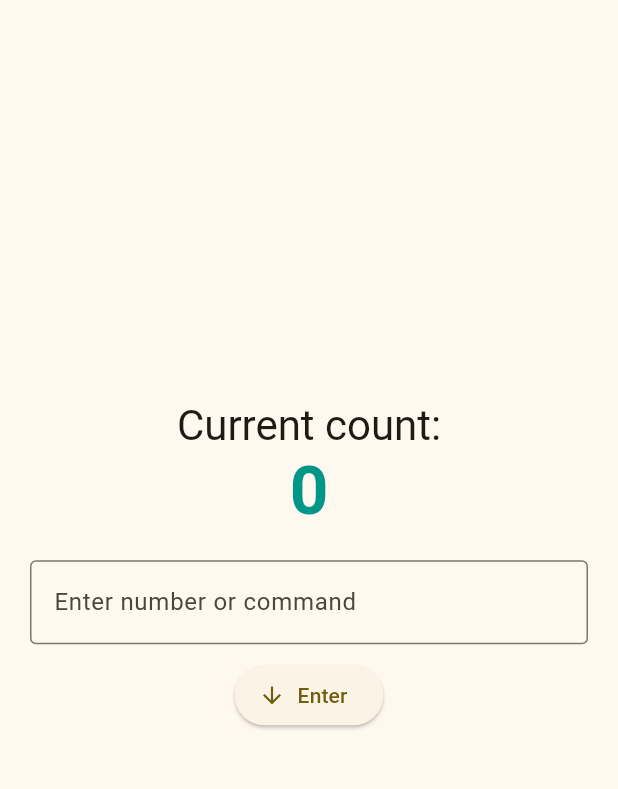
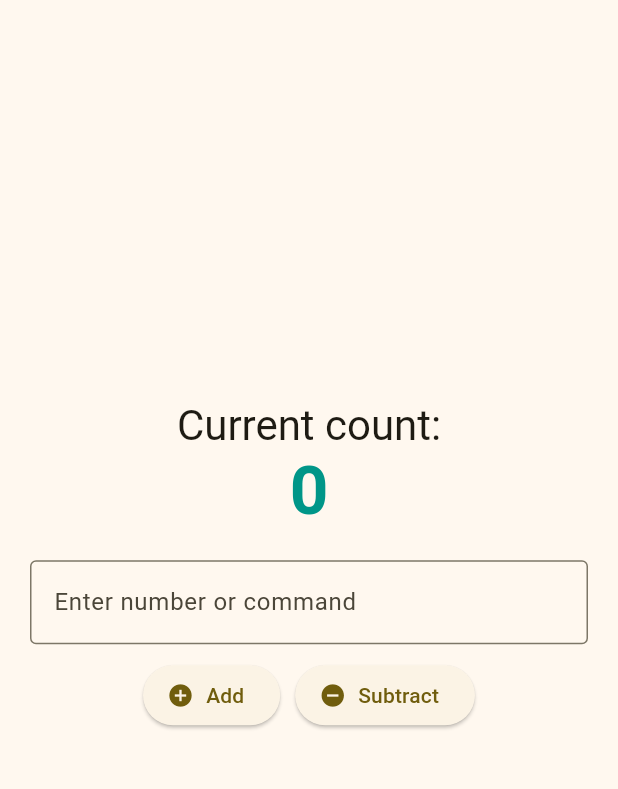
Before and after one commit to apocalypsecop666/flutter-lab-1, a Flutter app: the screen it shows after launch, on a phone screen of 412 x 824 dp, the part 63-852 px from its top. Run offline on Flutter 3.47's test engine with Material 3 defaults, Android fonts, the phone set to English and light mode, and no system bars.

Commit message:
feature: add random number using command voodoo. add subtraction

```diff
--- a/lib/main.dart
+++ b/lib/main.dart
@@ -1,3 +1,4 @@
+import 'dart:math';
 import 'package:flutter/material.dart';
 
 void main() {
@@ -31,6 +32,7 @@ class _InteractiveCounterPageState extends State<InteractiveCounterPage> {
   int _counter = 0;
   final TextEditingController _controller = TextEditingController();
   String _message = '';
+  Color _counterColor = Colors.teal;
 
   void _processInput() {
     final input = _controller.text.trim();
@@ -39,6 +41,10 @@ class _InteractiveCounterPageState extends State<InteractiveCounterPage> {
       if (input.toLowerCase() == 'reset') {
         _counter = 0;
         _message = 'Counter has been reset!';
+      } else if (input.toLowerCase() == 'voodoo') {
+        int random = Random().nextInt(25) + 1;
+        _counter += random;
+        _message = 'Voodoo magic! Added $random';
       } else if (int.tryParse(input) != null) {
         _counter += int.parse((input));
         _message = 'Added $input to the counter!';
@@ -47,6 +53,23 @@ class _InteractiveCounterPageState extends State<InteractiveCounterPage> {
       } else {
         _message = 'Not a valid number!';
       }
+
+      _counterColor = _counter < 0 ? Colors.red : Colors.yellow;
+      _controller.clear();
+    });
+  }
+
+  void _subtract() {
+    setState(() {
+      if (_controller.text.trim().isEmpty ||
+          int.tryParse(_controller.text) == null) {
+        _message = 'Enter a valid number to subtract!';
+      } else {
+        int value = int.parse(_controller.text.trim());
+        _counter -= value;
+        _message = 'Subtracted $value!';
+      }
+      _counterColor = _counter < 0 ? Colors.red : Colors.yellow;
       _controller.clear();
     });
   }
@@ -81,15 +104,26 @@ class _InteractiveCounterPageState extends State<InteractiveCounterPage> {
                 decoration: const InputDecoration(
                   border: OutlineInputBorder(),
                   labelText: 'Enter number or command',
-                  hintText: 'Try 59824 or reset',
+                  hintText: 'Try 59824 or reset, or voodoo',
                 ),
                 onSubmitted: (_) => _processInput(),
               ),
               const SizedBox(height: 10),
-              ElevatedButton.icon(
-                onPressed: _processInput,
-                icon: const Icon(Icons.arrow_downward_sharp),
-                label: const Text('Enter'),
+              Row(
+                mainAxisAlignment: MainAxisAlignment.center,
+                children: [
+                  ElevatedButton.icon(
+                    onPressed: _processInput,
+                    icon: const Icon(Icons.add_circle_sharp),
+                    label: const Text('Add'),
+                  ),
+                  const SizedBox(width: 10),
+                  ElevatedButton.icon(
+                    onPressed: _subtract,
+                    icon: const Icon(Icons.remove_circle_sharp),
+                    label: const Text('Subtract'),
+                  ),
+                ],
               ),
               const SizedBox(height: 20),
               Text(
```
